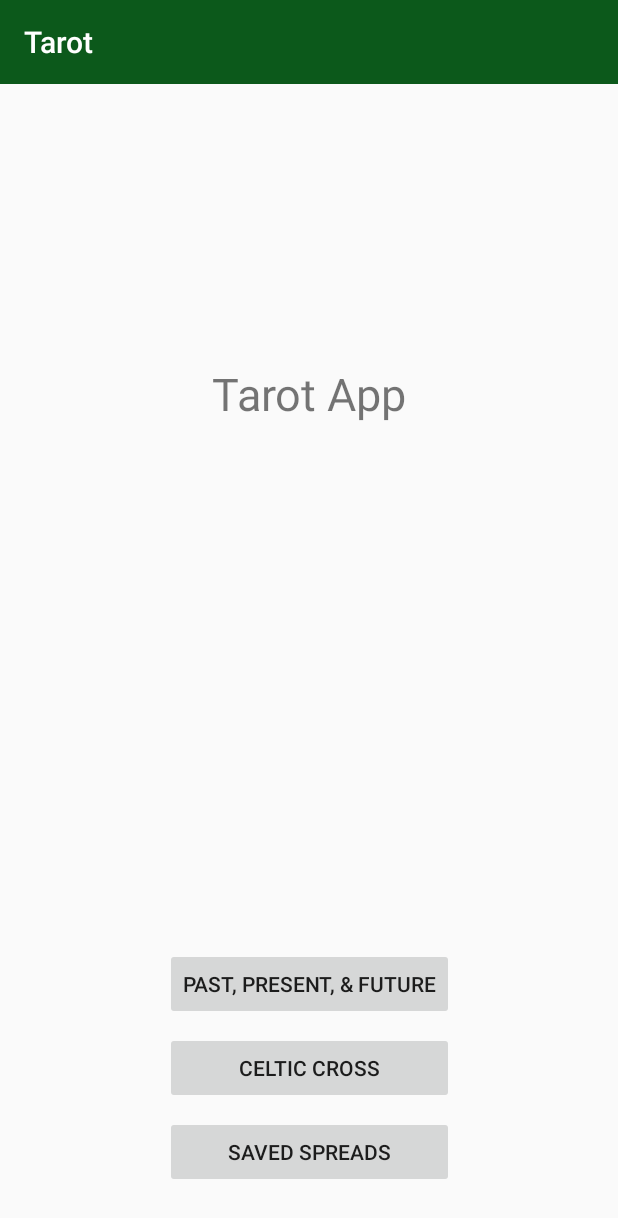
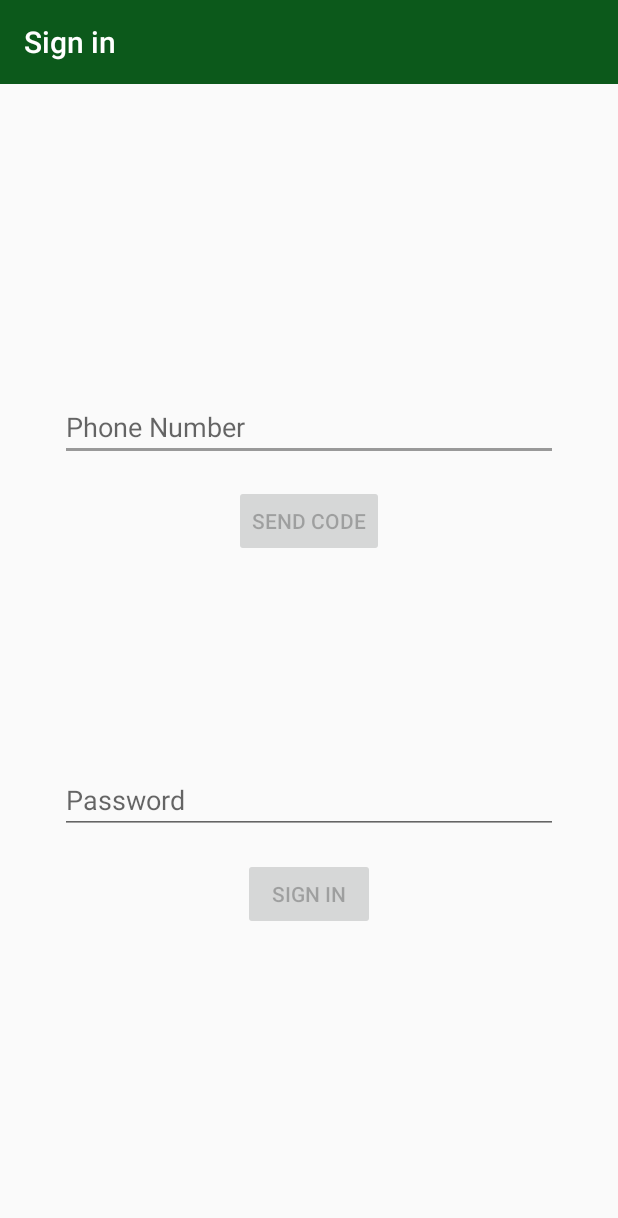
Before and after one commit to ryanmcalpin/tarot, an Android app: the screen it shows after launch (MenuActivity before the commit, LoginActivity after it), on a phone screen of 412 x 824 dp. Shown: the top 1218 px of the screen. Run offline under Robolectric (Android 15) with nearby library versions, the phone set to English and light mode, and no system bars.

Commit message:
add login activity

```diff
--- a/app/build.gradle
+++ b/app/build.gradle
@@ -23,6 +23,10 @@
     implementation fileTree(dir: 'libs', include: ['*.jar'])
     implementation 'com.android.support:appcompat-v7:28.0.0'
     implementation 'com.android.support.constraint:constraint-layout:1.1.3'
+    implementation 'com.android.support:design:28.0.0'
+    implementation 'com.android.support:support-annotations:28.0.0'
+    implementation 'android.arch.lifecycle:extensions:1.1.1'
+    implementation 'com.google.firebase:firebase-auth:16.0.5'
     testImplementation 'junit:junit:4.12'
     androidTestImplementation 'com.android.support.test:runner:1.0.2'
     androidTestImplementation 'com.android.support.test.espresso:espresso-core:3.0.2'
--- /dev/null
+++ b/app/src/main/java/com/example/rygn/tarot/data/LoginRepository.java
@@ -0,0 +1,54 @@
+package com.example.rygn.tarot.data;
+
+import com.example.rygn.tarot.data.model.LoggedInUser;
+
+/**
+ * Class that requests authentication and user information from the remote data source and
+ * maintains an in-memory cache of login status and user credentials information.
+ */
+public class LoginRepository {
+
+    private static volatile LoginRepository instance;
+
+    private LoginDataSource dataSource;
+
+    // If user credentials will be cached in local storage, it is recommended it be encrypted
+    // @see https://developer.android.com/training/articles/keystore
+    private LoggedInUser user = null;
+
+    // private constructor : singleton access
+    private LoginRepository(LoginDataSource dataSource) {
+        this.dataSource = dataSource;
+    }
+
+    public static LoginRepository getInstance(LoginDataSource dataSource) {
+        if (instance == null) {
+            instance = new LoginRepository(dataSource);
+        }
+        return instance;
+    }
+
+    public boolean isLoggedIn() {
+        return user != null;
+    }
+
+    public void logout() {
+        user = null;
+        dataSource.logout();
+    }
+
+    private void setLoggedInUser(LoggedInUser user) {
+        this.user = user;
+        // If user credentials will be cached in local storage, it is recommended it be encrypted
+        // @see https://developer.android.com/training/articles/keystore
+    }
+
+    public Result<LoggedInUser> login(String username, String password) {
+        // handle login
+        Result<LoggedInUser> result = dataSource.login(username, password);
+        if (result instanceof Result.Success) {
+            setLoggedInUser(((Result.Success<LoggedInUser>) result).getData());
+        }
+        return result;
+    }
+}
--- /dev/null
+++ b/app/src/main/java/com/example/rygn/tarot/ui/login/LoginActivity.java
@@ -0,0 +1,125 @@
+package com.example.rygn.tarot.ui.login;
+
+import android.app.Activity;
+import android.arch.lifecycle.Observer;
+import android.arch.lifecycle.ViewModelProviders;
+import android.os.Bundle;
+import android.support.annotation.Nullable;
+import android.support.annotation.StringRes;
+import android.support.v7.app.AppCompatActivity;
+import android.text.Editable;
+import android.text.TextWatcher;
+import android.view.KeyEvent;
+import android.view.View;
+import android.view.inputmethod.EditorInfo;
+import android.widget.Button;
+import android.widget.EditText;
+import android.widget.ProgressBar;
+import android.widget.TextView;
+import android.widget.Toast;
+
+import com.example.rygn.tarot.R;
+
+public class LoginActivity extends AppCompatActivity {
+
+    private LoginViewModel loginViewModel;
+
+    @Override
+    public void onCreate(Bundle savedInstanceState) {
+        super.onCreate(savedInstanceState);
+        setContentView(R.layout.activity_login);
+        loginViewModel = ViewModelProviders.of(this, new LoginViewModelFactory())
+                .get(LoginViewModel.class);
+
+        final EditText usernameEditText = findViewById(R.id.input_phone);
+        final EditText passwordEditText = findViewById(R.id.input_code);
+        final Button loginButton = findViewById(R.id.button_login);
+        final ProgressBar loadingProgressBar = findViewById(R.id.loading);
+
+        loginViewModel.getLoginFormState().observe(this, new Observer<LoginFormState>() {
+            @Override
+            public void onChanged(@Nullable LoginFormState loginFormState) {
+                if (loginFormState == null) {
+                    return;
+                }
+                loginButton.setEnabled(loginFormState.isDataValid());
+                if (loginFormState.getUsernameError() != null) {
+                    usernameEditText.setError(getString(loginFormState.getUsernameError()));
+                }
+                if (loginFormState.getPasswordError() != null) {
+                    passwordEditText.setError(getString(loginFormState.getPasswordError()));
+                }
+            }
+        });
+
+        loginViewModel.getLoginResult().observe(this, new Observer<LoginResult>() {
+            @Override
+            public void onChanged(@Nullable LoginResult loginResult) {
+                if (loginResult == null) {
+                    return;
+                }
+                loadingProgressBar.setVisibility(View.GONE);
+                if (loginResult.getError() != null) {
+                    showLoginFailed(loginResult.getError());
+                }
+                if (loginResult.getSuccess() != null) {
+                    updateUiWithUser(loginResult.getSuccess());
+                }
+                setResult(Activity.RESULT_OK);
+
+                //Complete and destroy login activity once successful
+                finish();
+            }
+        });
+
+        TextWatcher afterTextChangedListener = new TextWatcher() {
+            @Override
+            public void beforeTextChanged(CharSequence s, int start, int count, int after) {
+                // ignore
+            }
+
+            @Override
+            public void onTextChanged(CharSequence s, int start, int before, int count) {
+                // ignore
+            }
+
+            @Override
+            public void afterTextChanged(Editable s) {
+                loginViewModel.loginDataChanged(usernameEditText.getText().toString(),
+                        passwordEditText.getText().toString());
+            }
+        };
+        usernameEditText.addTextChangedListener(afterTextChangedListener);
+        passwordEditText.addTextChangedListener(afterTextChangedListener);
+        passwordEditText.setOnEditorActionListener(new TextView.OnEditorActionListener() {
+
+            @Override
+            public boolean onEditorAction(TextView v, int actionId, KeyEvent event) {
+                if (actionId == EditorInfo.IME_ACTION_DONE) {
+                    loginViewModel.login(usernameEditText.getText().toString(),
+                            passwordEditText.getText().toString());
+                }
+                return false;
+            }
+        });
+
+        loginButton.setOnClickListener(new View.OnClickListener() {
+            @Override
+            public void onClick(View v) {
+                loadingProgressBar.setVisibility(View.VISIBLE);
+                loginViewModel.login(usernameEditText.getText().toString(),
+                        passwordEditText.getText().toString());
+            }
+        });
+    }
+
+    private void updateUiWithUser(LoggedInUserView model) {
+        String welcome = getString(R.string.welcome) + model.getDisplayName();
+        // TODO : initiate successful logged in experience
+        Toast.makeText(getApplicationContext(), welcome, Toast.LENGTH_LONG).show();
+    }
+
+    private void showLoginFailed(@StringRes Integer errorString) {
+        Toast.makeText(getApplicationContext(), errorString, Toast.LENGTH_SHORT).show();
+    }
+}
--- /dev/null
+++ b/app/src/main/java/com/example/rygn/tarot/ui/login/LoginViewModel.java
@@ -0,0 +1,69 @@
+package com.example.rygn.tarot.ui.login;
+
+import android.arch.lifecycle.LiveData;
+import android.arch.lifecycle.MutableLiveData;
+import android.arch.lifecycle.ViewModel;
+import android.util.Patterns;
+
+import com.example.rygn.tarot.data.LoginRepository;
+import com.example.rygn.tarot.data.Result;
+import com.example.rygn.tarot.data.model.LoggedInUser;
+import com.example.rygn.tarot.R;
+
+public class LoginViewModel extends ViewModel {
+
+    private MutableLiveData<LoginFormState> loginFormState = new MutableLiveData<>();
+    private MutableLiveData<LoginResult> loginResult = new MutableLiveData<>();
+    private LoginRepository loginRepository;
+
+    LoginViewModel(LoginRepository loginRepository) {
+        this.loginRepository = loginRepository;
+    }
+
+    LiveData<LoginFormState> getLoginFormState() {
+        return loginFormState;
+    }
+
+    LiveData<LoginResult> getLoginResult() {
+        return loginResult;
+    }
+
+    public void login(String username, String password) {
+        // can be launched in a separate asynchronous job
+        Result<LoggedInUser> result = loginRepository.login(username, password);
+
+        if (result instanceof Result.Success) {
+            LoggedInUser data = ((Result.Success<LoggedInUser>) result).getData();
+            loginResult.setValue(new LoginResult(new LoggedInUserView(data.getDisplayName())));
+        } else {
+            loginResult.setValue(new LoginResult(R.string.login_failed));
+        }
+    }
+
+    public void loginDataChanged(String username, String password) {
+        if (!isUserNameValid(username)) {
+            loginFormState.setValue(new LoginFormState(R.string.invalid_username, null));
+        } else if (!isPasswordValid(password)) {
+            loginFormState.setValue(new LoginFormState(null, R.string.invalid_password));
+        } else {
+            loginFormState.setValue(new LoginFormState(true));
+        }
+    }
+
+    // A placeholder username validation check
+    private boolean isUserNameValid(String username) {
+        if (username == null) {
+            return false;
+        }
+        if (username.contains("@")) {
+            return Patterns.EMAIL_ADDRESS.matcher(username).matches();
+        } else {
+            return !username.trim().isEmpty();
+        }
+    }
+
+    // A placeholder password validation check
+    private boolean isPasswordValid(String password) {
+        return password != null && password.trim().length() > 5;
+    }
+}
--- /dev/null
+++ b/app/src/main/java/com/example/rygn/tarot/ui/login/LoginViewModelFactory.java
@@ -0,0 +1,26 @@
+package com.example.rygn.tarot.ui.login;
+
+import android.arch.lifecycle.ViewModel;
+import android.arch.lifecycle.ViewModelProvider;
+import android.support.annotation.NonNull;
+
+import com.example.rygn.tarot.data.LoginDataSource;
+import com.example.rygn.tarot.data.LoginRepository;
+
+/**
+ * ViewModel provider factory to instantiate LoginViewModel.
+ * Required given LoginViewModel has a non-empty constructor
+ */
+public class LoginViewModelFactory implements ViewModelProvider.Factory {
+
+    @NonNull
+    @Override
+    @SuppressWarnings("unchecked")
+    public <T extends ViewModel> T create(@NonNull Class<T> modelClass) {
+        if (modelClass.isAssignableFrom(LoginViewModel.class)) {
+            return (T) new LoginViewModel(LoginRepository.getInstance(new LoginDataSource()));
+        } else {
+            throw new IllegalArgumentException("Unknown ViewModel class");
+        }
+    }
+}
--- /dev/null
+++ b/app/src/main/res/layout/activity_login.xml
@@ -0,0 +1,96 @@
+<?xml version="1.0" encoding="utf-8"?>
+<android.support.constraint.ConstraintLayout xmlns:android="http://schemas.android.com/apk/res/android"
+    xmlns:app="http://schemas.android.com/apk/res-auto"
+    xmlns:tools="http://schemas.android.com/tools"
+    android:id="@+id/container"
+    android:layout_width="match_parent"
+    android:layout_height="match_parent"
+    android:paddingLeft="@dimen/activity_horizontal_margin"
+    android:paddingTop="@dimen/activity_vertical_margin"
+    android:paddingRight="@dimen/activity_horizontal_margin"
+    android:paddingBottom="@dimen/activity_vertical_margin"
+    tools:context=".ui.login.LoginActivity">
+
+    <EditText
+        android:id="@+id/input_phone"
+        android:layout_width="0dp"
+        android:layout_height="wrap_content"
+        android:layout_marginStart="24dp"
+        android:layout_marginTop="8dp"
+
+        android:layout_marginEnd="24dp"
+        android:layout_marginBottom="8dp"
+        android:digits="0123456789"
+        android:hint="Phone Number"
+        android:inputType="number"
+        android:selectAllOnFocus="true"
+        app:layout_constraintBottom_toBottomOf="parent"
+        app:layout_constraintEnd_toEndOf="parent"
+        app:layout_constraintStart_toStartOf="parent"
+        app:layout_constraintTop_toTopOf="parent"
+        app:layout_constraintVertical_bias="0.26999998" />
+
+    <EditText
+        android:id="@+id/input_code"
+        android:layout_width="0dp"
+        android:layout_height="wrap_content"
+        android:layout_marginStart="24dp"
+
+        android:layout_marginTop="8dp"
+        android:layout_marginEnd="24dp"
+        android:layout_marginBottom="8dp"
+        android:hint="@string/prompt_password"
+        android:imeActionLabel="@string/action_sign_in_short"
+        android:imeOptions="actionDone"
+        android:inputType="textPassword"
+        android:selectAllOnFocus="true"
+        app:layout_constraintBottom_toBottomOf="parent"
+        app:layout_constraintEnd_toEndOf="parent"
+        app:layout_constraintStart_toStartOf="parent"
+        app:layout_constraintTop_toBottomOf="@+id/button_phone"
+        app:layout_constraintVertical_bias="0.35000002" />
+
+    <Button
+        android:id="@+id/button_login"
+        android:layout_width="wrap_content"
+        android:layout_height="wrap_content"
+        android:layout_gravity="start"
+        android:layout_marginStart="48dp"
+        android:layout_marginTop="16dp"
+        android:layout_marginEnd="48dp"
+        android:enabled="false"
+        android:text="Sign In"
+        app:layout_constraintEnd_toEndOf="parent"
+        app:layout_constraintStart_toStartOf="parent"
+        app:layout_constraintTop_toBottomOf="@+id/input_code" />
+
+    <Button
+        android:id="@+id/button_phone"
+        android:layout_width="wrap_content"
+        android:layout_height="wrap_content"
+        android:layout_gravity="start"
+        android:layout_marginStart="48dp"
+        android:layout_marginTop="16dp"
+        android:layout_marginEnd="48dp"
+        android:enabled="false"
+        android:text="Send Code"
+        app:layout_constraintEnd_toEndOf="parent"
+        app:layout_constraintStart_toStartOf="parent"
+        app:layout_constraintTop_toBottomOf="@+id/input_phone" />
+
+    <ProgressBar
+        android:id="@+id/loading"
+        android:layout_width="wrap_content"
+        android:layout_height="wrap_content"
+        android:layout_gravity="center"
+        android:layout_marginStart="32dp"
+        android:layout_marginTop="64dp"
+        android:layout_marginEnd="32dp"
+        android:layout_marginBottom="64dp"
+        android:visibility="gone"
+        app:layout_constraintBottom_toBottomOf="parent"
+        app:layout_constraintEnd_toEndOf="@+id/input_code"
+        app:layout_constraintStart_toStartOf="@+id/input_code"
+        app:layout_constraintTop_toTopOf="parent"
+        app:layout_constraintVertical_bias="0.3" />
+</android.support.constraint.ConstraintLayout>
--- /dev/null
+++ b/app/src/main/res/values/dimens.xml
@@ -0,0 +1,5 @@
+<resources>
+    <!-- Default screen margins, per the Android Design guidelines. -->
+    <dimen name="activity_horizontal_margin">16dp</dimen>
+    <dimen name="activity_vertical_margin">16dp</dimen>
+</resources>
--- a/app/src/main/res/values/strings.xml
+++ b/app/src/main/res/values/strings.xml
@@ -2,4 +2,13 @@
     <string name="app_name">Tarot</string>
     <string name="c2">Indicates a blossoming partnership, usually romantic, but also warm friendships, beneficial business partners, and fruitful creative unions. A strong mutual attraction as well as respect and harmony.</string>
     <string name="c2r">Signifies an imbalance or disharmony in life or a partnership. A romantic relationship may be heading toward dissolution or is one-sided and requires work to be balanced. May also indicate self-love and focusing inward instead of on others. A need for self-acceptance and self-respect.</string>
+    <string name="title_activity_login">Sign in</string>
+    <string name="prompt_email">Email</string>
+    <string name="prompt_password">Password</string>
+    <string name="action_sign_in">Sign in or register</string>
+    <string name="action_sign_in_short">Sign in</string>
+    <string name="welcome">"Welcome !"</string>
+    <string name="invalid_username">Not a valid username</string>
+    <string name="invalid_password">Password must be >5 characters</string>
+    <string name="login_failed">"Login failed"</string>
 </resources>
```
Also changed, not shown: app/src/main/AndroidManifest.xml (+6 -2 lines), app/src/main/java/com/example/rygn/tarot/data/LoginDataSource.java (added, +29 -0 lines), app/src/main/java/com/example/rygn/tarot/data/Result.java (added, +48 -0 lines), app/src/main/java/com/example/rygn/tarot/data/model/LoggedInUser.java (added, +23 -0 lines), app/src/main/java/com/example/rygn/tarot/ui/login/LoggedInUserView.java (added, +17 -0 lines), app/src/main/java/com/example/rygn/tarot/ui/login/LoginFormState.java (added, +40 -0 lines), app/src/main/java/com/example/rygn/tarot/ui/login/LoginResult.java (added, +31 -0 lines).
